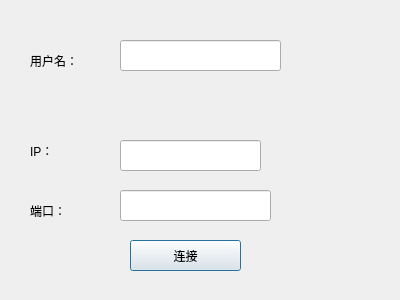
Qt form quickDice/connectto.ui (CycleZero/QuickDice) before a commit.
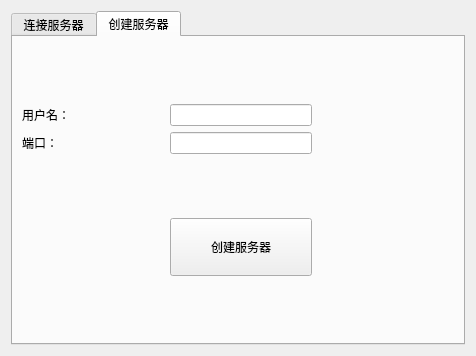
The same form after that commit. The open tabs and pages were chosen to show the change.

The edit to the form file:
```diff
--- a/quickDice/connectto.ui
+++ b/quickDice/connectto.ui
@@ -6,95 +6,171 @@
    <rect>
     <x>0</x>
     <y>0</y>
-    <width>400</width>
-    <height>300</height>
+    <width>476</width>
+    <height>356</height>
    </rect>
   </property>
   <property name="windowTitle">
    <string>Dialog</string>
   </property>
-  <widget class="QLineEdit" name="Username">
-   <property name="geometry">
-    <rect>
-     <x>120</x>
-     <y>40</y>
-     <width>161</width>
-     <height>31</height>
-    </rect>
-   </property>
-  </widget>
-  <widget class="QLineEdit" name="IP">
-   <property name="geometry">
-    <rect>
-     <x>120</x>
-     <y>140</y>
-     <width>141</width>
-     <height>31</height>
-    </rect>
-   </property>
-  </widget>
-  <widget class="QLineEdit" name="Port">
-   <property name="geometry">
-    <rect>
-     <x>120</x>
-     <y>190</y>
-     <width>151</width>
-     <height>31</height>
-    </rect>
-   </property>
-  </widget>
-  <widget class="QPushButton" name="connect">
-   <property name="geometry">
-    <rect>
-     <x>130</x>
-     <y>240</y>
-     <width>111</width>
-     <height>31</height>
-    </rect>
-   </property>
-   <property name="text">
-    <string>连接</string>
-   </property>
-  </widget>
-  <widget class="QLabel" name="label">
-   <property name="geometry">
-    <rect>
-     <x>30</x>
-     <y>50</y>
-     <width>71</width>
-     <height>21</height>
-    </rect>
-   </property>
-   <property name="text">
-    <string>用户名：</string>
-   </property>
-  </widget>
-  <widget class="QLabel" name="label_2">
-   <property name="geometry">
-    <rect>
-     <x>30</x>
-     <y>140</y>
-     <width>81</width>
-     <height>21</height>
-    </rect>
-   </property>
-   <property name="text">
-    <string>IP：</string>
-   </property>
-  </widget>
-  <widget class="QLabel" name="label_3">
-   <property name="geometry">
-    <rect>
-     <x>30</x>
-     <y>200</y>
-     <width>61</width>
-     <height>21</height>
-    </rect>
-   </property>
-   <property name="text">
-    <string>端口：</string>
-   </property>
-  </widget>
+  <layout class="QGridLayout" name="gridLayout">
+   <item row="0" column="1">
+    <widget class="QTabWidget" name="tabWidget">
+     <property name="currentIndex">
+      <number>0</number>
+     </property>
+     <widget class="QWidget" name="tab">
+      <attribute name="title">
+       <string>连接服务器</string>
+      </attribute>
+      <layout class="QGridLayout" name="gridLayout_2">
+       <item row="0" column="0">
+        <widget class="QLabel" name="label">
+         <property name="text">
+          <string>用户名：</string>
+         </property>
+        </widget>
+       </item>
+       <item row="1" column="0">
+        <widget class="QLabel" name="label_2">
+         <property name="text">
+          <string>IP：</string>
+         </property>
+        </widget>
+       </item>
+       <item row="0" column="1">
+        <widget class="QLineEdit" name="Username"/>
+       </item>
+       <item row="2" column="1">
+        <widget class="QLineEdit" name="Port"/>
+       </item>
+       <item row="2" column="0">
+        <widget class="QLabel" name="label_3">
+         <property name="text">
+          <string>端口：</string>
+         </property>
+        </widget>
+       </item>
+       <item row="1" column="1">
+        <widget class="QLineEdit" name="IP"/>
+       </item>
+       <item row="3" column="1">
+        <widget class="QPushButton" name="connect">
+         <property name="text">
+          <string>连接</string>
+         </property>
+        </widget>
+       </item>
+      </layout>
+     </widget>
+     <widget class="QWidget" name="tab_2">
+      <attribute name="title">
+       <string>创建服务器</string>
+      </attribute>
+      <layout class="QGridLayout" name="gridLayout_3" rowstretch="1,1,1,1,1,1" rowminimumheight="10,10,10,50,0,0">
+       <item row="4" column="0">
+        <spacer name="horizontalSpacer">
+         <property name="orientation">
+          <enum>Qt::Horizontal</enum>
+         </property>
+         <property name="sizeHint" stdset="0">
+          <size>
+           <width>40</width>
+           <height>20</height>
+          </size>
+         </property>
+        </spacer>
+       </item>
+       <item row="1" column="1">
+        <widget class="QLineEdit" name="serverusername"/>
+       </item>
+       <item row="1" column="0">
+        <widget class="QLabel" name="label_4">
+         <property name="text">
+          <string>用户名：</string>
+         </property>
+        </widget>
+       </item>
+       <item row="5" column="1">
+        <spacer name="verticalSpacer_2">
+         <property name="orientation">
+          <enum>Qt::Vertical</enum>
+         </property>
+         <property name="sizeHint" stdset="0">
+          <size>
+           <width>20</width>
+           <height>40</height>
+          </size>
+         </property>
+        </spacer>
+       </item>
+       <item row="2" column="1">
+        <widget class="QLineEdit" name="serverport"/>
+       </item>
+       <item row="4" column="1">
+        <widget class="QPushButton" name="servernew">
+         <property name="sizePolicy">
+          <sizepolicy hsizetype="Ignored" vsizetype="Ignored">
+           <horstretch>0</horstretch>
+           <verstretch>0</verstretch>
+          </sizepolicy>
+         </property>
+         <property name="text">
+          <string>创建服务器</string>
+         </property>
+        </widget>
+       </item>
+       <item row="3" column="1">
+        <spacer name="verticalSpacer">
+         <property name="orientation">
+          <enum>Qt::Vertical</enum>
+         </property>
+         <property name="sizeHint" stdset="0">
+          <size>
+           <width>20</width>
+           <height>40</height>
+          </size>
+         </property>
+        </spacer>
+       </item>
+       <item row="0" column="1">
+        <spacer name="verticalSpacer_3">
+         <property name="orientation">
+          <enum>Qt::Vertical</enum>
+         </property>
+         <property name="sizeHint" stdset="0">
+          <size>
+           <width>20</width>
+           <height>40</height>
+          </size>
+         </property>
+        </spacer>
+       </item>
+       <item row="2" column="0">
+        <widget class="QLabel" name="label_5">
+         <property name="text">
+          <string>端口：</string>
+         </property>
+        </widget>
+       </item>
+       <item row="4" column="2">
+        <spacer name="horizontalSpacer_2">
+         <property name="orientation">
+          <enum>Qt::Horizontal</enum>
+         </property>
+         <property name="sizeHint" stdset="0">
+          <size>
+           <width>40</width>
+           <height>20</height>
+          </size>
+         </property>
+        </spacer>
+       </item>
+      </layout>
+     </widget>
+    </widget>
+   </item>
+  </layout>
  </widget>
  <resources/>
  <connections/>
```
Left out of the diff: 2 changed lines with no effect on the pictures.
